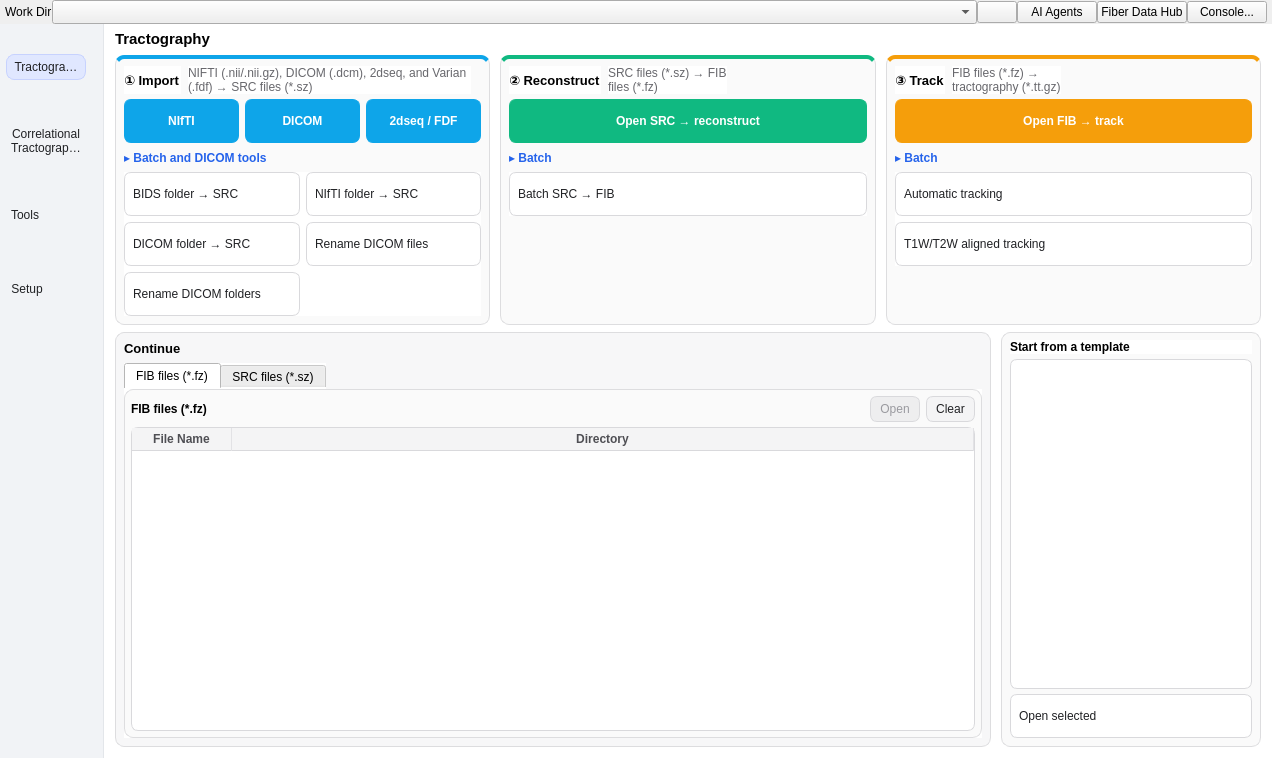
The window that mainwindow.ui (frankyeh/DSI-Studio) describes before a commit, drawn with Qt 5.
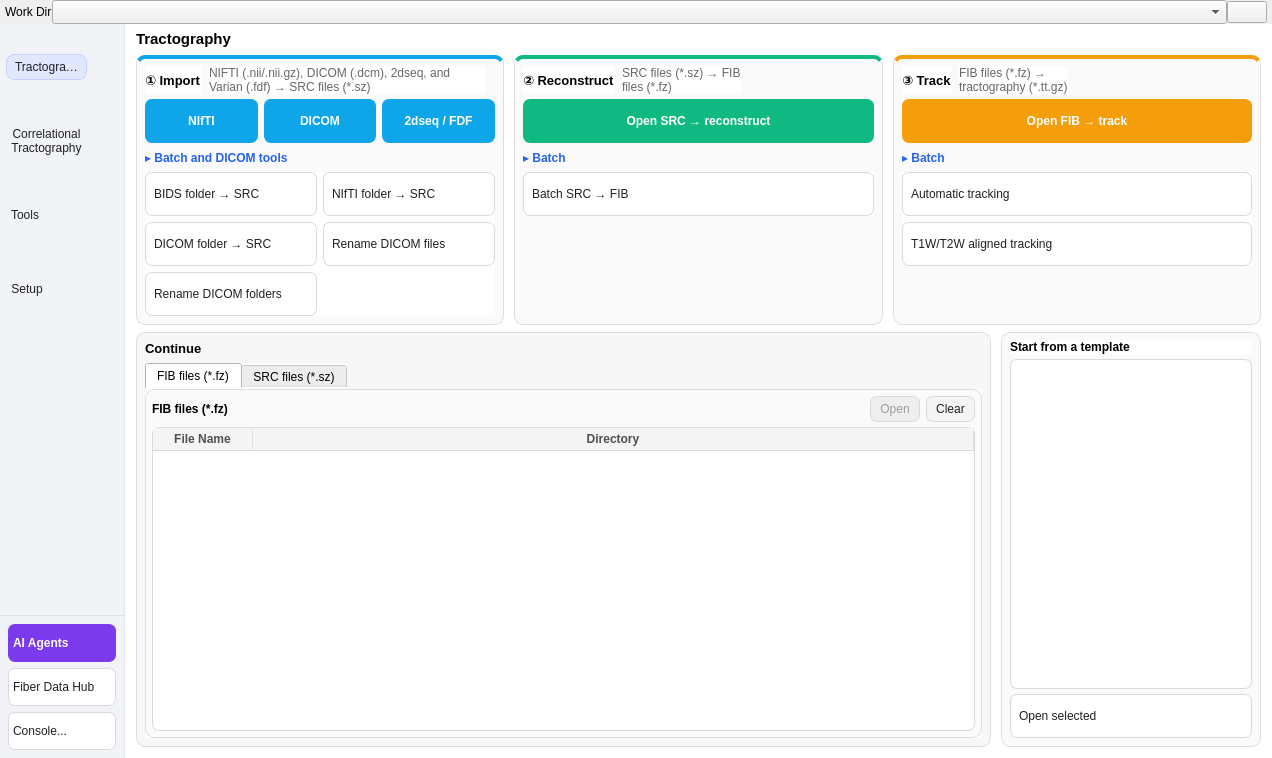
The same window after the commit. Icons and pictures are not drawn.

Commit message:
Move AI Agents, Fiber Data Hub and Console from the header to the left sidebar
The rail and the three launch buttons now share a sidebar frame: navigation on top,
the buttons below a separator. They keep their objectNames and "run open_ai",
"run open_hub", "run open_console" statusTips, so they still only open their windows
and never change the rail or the current page. The header keeps Work Dir and Browse.

Not compiled or tested.

What changed in the file:
```diff
--- a/mainwindow.ui
+++ b/mainwindow.ui
@@ -53,7 +53,7 @@
      <number>0</number>
     </property>
     <item>
-     <layout class="QHBoxLayout" name="horizontalLayout_2" stretch="0,0,1,0,0,0,0">
+     <layout class="QHBoxLayout" name="horizontalLayout_2" stretch="0,0,1,0">
       <property name="spacing">
        <number>0</number>
       </property>
@@ -134,48 +134,6 @@
         </property>
        </widget>
       </item>
-      <item>
-       <widget class="QPushButton" name="ai_agent">
-        <property name="statusTip">
-         <string>run open_ai</string>
-        </property>
-        <property name="text">
-         <string>AI Agents</string>
-        </property>
-        <property name="icon">
-         <iconset resource="icons.qrc">
-          <normaloff>:/icons/icons/conn.xpm</normaloff>:/icons/icons/conn.xpm</iconset>
-        </property>
-       </widget>
-      </item>
-      <item>
-       <widget class="QPushButton" name="fiber_data_hub">
-        <property name="statusTip">
-         <string>run open_hub</string>
-        </property>
-        <property name="text">
-         <string>Fiber Data Hub</string>
-        </property>
-        <property name="icon">
-         <iconset resource="icons.qrc">
-          <normaloff>:/icons/icons/atlas.xpm</normaloff>:/icons/icons/atlas.xpm</iconset>
-        </property>
-       </widget>
-      </item>
-      <item>
-       <widget class="QPushButton" name="console">
-        <property name="statusTip">
-         <string>run open_console</string>
-        </property>
-        <property name="text">
-         <string>Console...</string>
-        </property>
-        <property name="icon">
-         <iconset resource="icons.qrc">
-          <normaloff>:/icons/icons/console.xpm</normaloff>:/icons/icons/console.xpm</iconset>
-        </property>
-       </widget>
-      </item>
      </layout>
     </item>
     <item>
@@ -196,6 +154,63 @@
        <number>0</number>
       </property>
       <item>
+       <widget class="QFrame" name="sidebar">
+        <property name="sizePolicy">
+         <sizepolicy hsizetype="Fixed" vsizetype="Expanding">
+          <horstretch>0</horstretch>
+          <verstretch>0</verstretch>
+         </sizepolicy>
+        </property>
+        <property name="styleSheet">
+         <string notr="true">QFrame#sidebar {
+    background-color: #f1f3f6;
+    border: 0px;
+    border-right: 1px solid #e3e6ea;
+}
+QFrame#sidebar_tools {
+    background-color: transparent;
+    border: 0px;
+    border-top: 1px solid #dfe3e8;
+}
+QFrame#sidebar_tools QPushButton {
+    color: #202124;
+    background-color: #ffffff;
+    border: 1px solid #d9d9dc;
+    border-radius: 7px;
+    padding: 5px 4px;
+    min-height: 26px;
+    text-align: left;
+}
+QFrame#sidebar_tools QPushButton:hover {
+    background-color: #e6e9ef;
+}
+QFrame#sidebar_tools QPushButton#ai_agent {
+    color: #ffffff;
+    background-color: #7c3aed;
+    border-color: #7c3aed;
+    font-weight: bold;
+}
+QFrame#sidebar_tools QPushButton#ai_agent:hover {
+    background-color: #6d28d9;
+}</string>
+        </property>
+        <layout class="QVBoxLayout" name="sidebar_layout" stretch="1,0">
+         <property name="spacing">
+          <number>0</number>
+         </property>
+         <property name="leftMargin">
+          <number>0</number>
+         </property>
+         <property name="topMargin">
+          <number>0</number>
+         </property>
+         <property name="rightMargin">
+          <number>0</number>
+         </property>
+         <property name="bottomMargin">
+          <number>0</number>
+         </property>
+         <item>
        <widget class="QListWidget" name="nav_rail">
         <property name="sizePolicy">
          <sizepolicy hsizetype="Fixed" vsizetype="Expanding">
@@ -205,21 +220,20 @@
         </property>
         <property name="minimumSize">
          <size>
-          <width>104</width>
+             <width>124</width>
           <height>0</height>
          </size>
         </property>
         <property name="maximumSize">
          <size>
-          <width>104</width>
+             <width>124</width>
           <height>16777215</height>
          </size>
         </property>
         <property name="styleSheet">
          <string notr="true">QListWidget#nav_rail {
-    background-color: #f1f3f6;
+    background-color: transparent;
     border: 0px;
-    border-right: 1px solid #e3e6ea;
     padding-top: 6px;
     outline: 0;
 }
@@ -261,7 +275,7 @@
         </property>
         <property name="gridSize">
          <size>
-          <width>92</width>
+             <width>112</width>
           <height>74</height>
          </size>
         </property>
@@ -308,6 +322,72 @@
            <normaloff>:/icons/icons/settings.svg</normaloff>:/icons/icons/settings.svg</iconset>
          </property>
         </item>
+          </widget>
+         </item>
+         <item>
+          <widget class="QFrame" name="sidebar_tools">
+           <layout class="QVBoxLayout" name="sidebar_tools_layout">
+            <property name="spacing">
+             <number>6</number>
+            </property>
+            <property name="leftMargin">
+             <number>8</number>
+            </property>
+            <property name="topMargin">
+             <number>8</number>
+            </property>
+            <property name="rightMargin">
+             <number>8</number>
+            </property>
+            <property name="bottomMargin">
+             <number>8</number>
+            </property>
+            <item>
+             <widget class="QPushButton" name="ai_agent">
+              <property name="statusTip">
+               <string>run open_ai</string>
+              </property>
+              <property name="text">
+               <string>AI Agents</string>
+              </property>
+              <property name="icon">
+               <iconset resource="icons.qrc">
+                <normaloff>:/icons/icons/conn.xpm</normaloff>:/icons/icons/conn.xpm</iconset>
+              </property>
+             </widget>
+            </item>
+            <item>
+             <widget class="QPushButton" name="fiber_data_hub">
+              <property name="statusTip">
+               <string>run open_hub</string>
+              </property>
+              <property name="text">
+               <string>Fiber Data Hub</string>
+              </property>
+              <property name="icon">
+               <iconset resource="icons.qrc">
+                <normaloff>:/icons/icons/atlas.xpm</normaloff>:/icons/icons/atlas.xpm</iconset>
+              </property>
+             </widget>
+            </item>
+            <item>
+             <widget class="QPushButton" name="console">
+              <property name="statusTip">
+               <string>run open_console</string>
+              </property>
+              <property name="text">
+               <string>Console...</string>
+              </property>
+              <property name="icon">
+               <iconset resource="icons.qrc">
+                <normaloff>:/icons/icons/console.xpm</normaloff>:/icons/icons/console.xpm</iconset>
+              </property>
+             </widget>
+            </item>
+           </layout>
+          </widget>
+         </item>
+        </layout>
        </widget>
       </item>
       <item>
```
Lines whose indentation alone changed are shown as unchanged.
